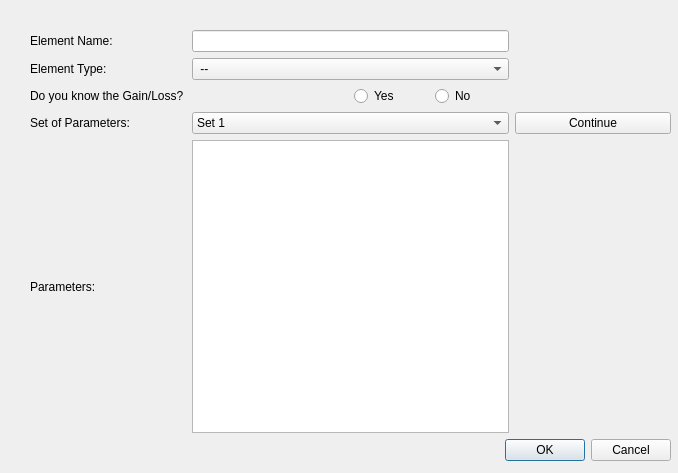
Old version of the form project/app/ui/new_element.ui in the repository LMaiorano/Link-Budget-Toolbox.
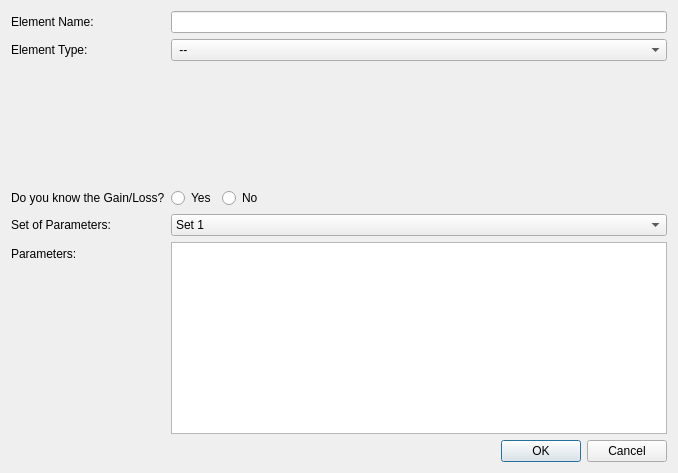
New version of the form.

Commit message: cleaned up dialog, checking for pre-existing name

Diff of the .ui file:
```diff
--- a/project/app/ui/new_element.ui
+++ b/project/app/ui/new_element.ui
@@ -13,57 +13,27 @@
   <property name="windowTitle">
    <string>Dialog</string>
   </property>
-  <widget class="QWidget" name="layoutWidget">
-   <property name="geometry">
-    <rect>
-     <x>30</x>
-     <y>30</y>
-     <width>641</width>
-     <height>431</height>
-    </rect>
-   </property>
    <layout class="QVBoxLayout" name="verticalLayout">
     <item>
-     <layout class="QGridLayout" name="gridLayout">
-      <item row="3" column="3">
-       <widget class="QPushButton" name="btn_continue">
+    <layout class="QFormLayout" name="formLayout">
+     <item row="0" column="0">
+      <widget class="QLabel" name="lbl_element_name">
         <property name="text">
-         <string>Continue</string>
+        <string>Element Name:</string>
         </property>
        </widget>
       </item>
-      <item row="3" column="1" colspan="2">
-       <widget class="QComboBox" name="cmb_set_param">
-        <item>
-         <property name="text">
-          <string>Set 1</string>
-         </property>
-        </item>
-        <item>
+     <item row="0" column="1">
+      <widget class="QLineEdit" name="txt_element_name"/>
+     </item>
+     <item row="1" column="0">
+      <widget class="QLabel" name="lbl_elementtype">
          <property name="text">
-          <string>Set 2</string>
-         </property>
-        </item>
-       </widget>
-      </item>
-      <item row="3" column="0">
-       <widget class="QLabel" name="lbl_set_of_param">
-        <property name="text">
-         <string>Set of Parameters:</string>
-        </property>
-       </widget>
-      </item>
-      <item row="4" column="0">
-       <widget class="QLabel" name="lbl_parameters">
-        <property name="text">
-         <string>Parameters:</string>
-        </property>
-       </widget>
-      </item>
-      <item row="4" column="1" colspan="2">
-       <widget class="QTableWidget" name="tbl_parameters"/>
-      </item>
-      <item row="1" column="1" colspan="2">
+        <string>Element Type:</string>
+       </property>
+      </widget>
+     </item>
+     <item row="1" column="1">
        <widget class="QComboBox" name="cmb_element_type">
         <item>
          <property name="text">
@@ -92,14 +62,14 @@
         </item>
        </widget>
       </item>
-      <item row="1" column="0">
-       <widget class="QLabel" name="lbl_elementtype">
+     <item row="3" column="0">
+      <widget class="QLabel" name="lbl_know_gainloss">
         <property name="text">
-         <string>Element Type:</string>
+        <string>Do you know the Gain/Loss?</string>
         </property>
        </widget>
       </item>
-      <item row="2" column="2">
+     <item row="3" column="1">
        <layout class="QHBoxLayout" name="horizontalLayout">
         <item>
          <widget class="QRadioButton" name="rdl_yes">
@@ -115,24 +85,64 @@
           </property>
          </widget>
         </item>
-       </layout>
-      </item>
-      <item row="0" column="0">
-       <widget class="QLabel" name="lbl_element_name">
+       <item>
+        <spacer name="horizontalSpacer">
+         <property name="orientation">
+          <enum>Qt::Horizontal</enum>
+         </property>
+         <property name="sizeHint" stdset="0">
+          <size>
+           <width>40</width>
+           <height>20</height>
+          </size>
+         </property>
+        </spacer>
+       </item>
+      </layout>
+     </item>
+     <item row="4" column="0">
+      <widget class="QLabel" name="lbl_set_of_param">
         <property name="text">
-         <string>Element Name:</string>
+        <string>Set of Parameters:</string>
         </property>
        </widget>
       </item>
-      <item row="2" column="0" colspan="2">
-       <widget class="QLabel" name="lbl_know_gainloss">
+     <item row="4" column="1">
+      <widget class="QComboBox" name="cmb_set_param">
+       <item>
         <property name="text">
-         <string>Do you know the Gain/Loss?</string>
+         <string>Set 1</string>
         </property>
-       </widget>
-      </item>
-      <item row="0" column="1" colspan="2">
-       <widget class="QLineEdit" name="txt_element_name"/>
+       </item>
+       <item>
+        <property name="text">
+         <string>Set 2</string>
+        </property>
+       </item>
+      </widget>
+     </item>
+     <item row="5" column="0">
+      <widget class="QLabel" name="lbl_parameters">
+       <property name="text">
+        <string>Parameters:</string>
+       </property>
+      </widget>
+     </item>
+     <item row="5" column="1">
+      <widget class="QTableWidget" name="tbl_parameters"/>
+     </item>
+     <item row="2" column="1">
+      <spacer name="verticalSpacer">
+       <property name="orientation">
+        <enum>Qt::Vertical</enum>
+       </property>
+       <property name="sizeHint" stdset="0">
+        <size>
+         <width>20</width>
+         <height>40</height>
+        </size>
+       </property>
+      </spacer>
       </item>
      </layout>
     </item>
@@ -148,7 +158,6 @@
     </item>
    </layout>
   </widget>
- </widget>
  <resources/>
  <connections>
   <connection>
```
Left out of the diff: 20 changed lines with no effect on the pictures. Lines whose indentation alone changed are shown as unchanged. The commit also changes 2 other files.
